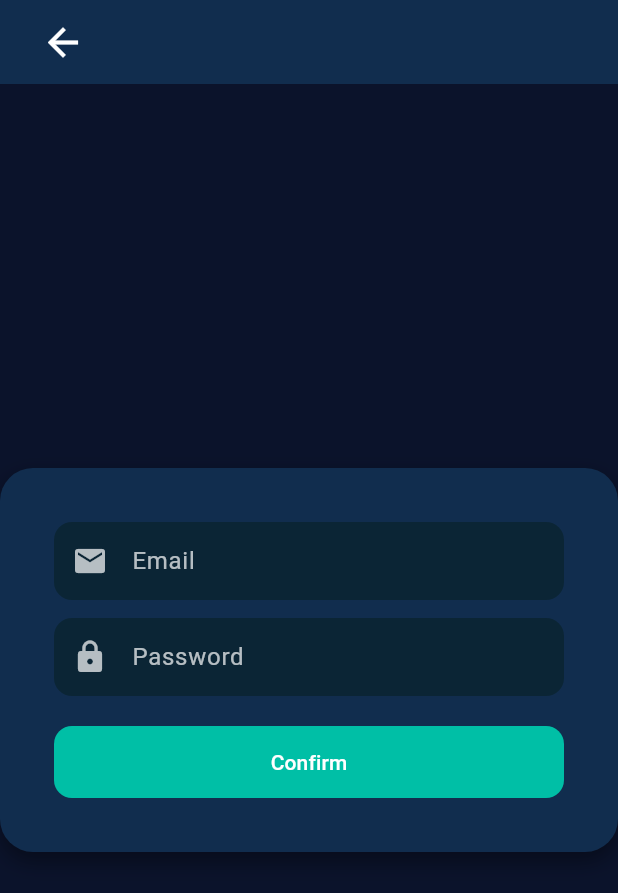
After one commit to Abdullah-Hussein2/flutter_application_1, a Flutter app: the screen it shows after launch, after a tap on "Login Page", on a phone screen of 412 x 824 dp. The commit adds this screen. Shown: the top 893 px of the screen. Run offline on Flutter 3.47's test engine with Material 3 defaults, Android fonts, the phone set to English and light mode, and no system bars; network calls fail.

Commit message:
Add LoginPage and update navigation in MyApp; modify Toters button labels for clarity

```diff
--- /dev/null
+++ b/lib/loginpage.dart
@@ -0,0 +1,127 @@
+  // ...existing code...
+  import 'package:flutter/material.dart';
+  import 'package:flutter_application_1/main.dart';
+  import 'main.dart';
+
+
+  class LoginPage extends StatefulWidget {
+    LoginPage({super.key});
+
+    @override
+    State<LoginPage> createState() => _LoginPageState();
+  }
+
+  class _LoginPageState extends State<LoginPage> {
+    @override
+    Widget build(BuildContext context) {
+      TextEditingController username = TextEditingController();
+      TextEditingController pass = TextEditingController();
+
+      return Scaffold(
+        backgroundColor:  Color(0xFF0B132B),
+        appBar: AppBar( backgroundColor: Color(0xFF112D4E),
+          leading:  Container(
+            width: 29,
+            height: 30,
+            child: Padding(
+              padding: EdgeInsets.all(10),
+              child: FilledButton.icon(
+              style: FilledButton.styleFrom(
+                iconSize: 30,
+              backgroundColor: Color(0xFF112D4E),
+              shape: RoundedRectangleBorder(borderRadius: BorderRadius.circular(8)),
+                ),
+              onPressed: () => Navigator.of(context).maybePop(),
+              icon: Icon(Icons.arrow_back, color: Colors.white),
+              label: SizedBox.shrink(),
+
+
+              ),
+
+            ),
+          ),
+          leadingWidth: 100  ,
+        ),
+        body: Container(
+          color: Colors.transparent,
+          child: Center(
+            child: Container(
+              padding:  EdgeInsets.all(16),
+              decoration: BoxDecoration(
+                color:  Color(0xFF112D4E), // card color
+                borderRadius: BorderRadius.circular(22),
+                boxShadow: [
+                  BoxShadow(
+                    color: Colors.black.withOpacity(0.4),
+                    blurRadius: 12,
+                    offset:  Offset(0, 6),
+                  ),
+                ],
+              ),
+              child: ListView(
+                shrinkWrap: true,
+                padding:  EdgeInsets.all(20),
+                children: [
+                  TextFormField(
+                    controller: username,
+                    style:  TextStyle(color: Colors.white),
+                    decoration: InputDecoration(
+                      prefixIcon:  Icon(Icons.email, color: Colors.white70),
+                      hintText: "Enter your email",
+                      hintStyle: TextStyle(color: Colors.white70.withOpacity(0.8)),
+                      labelText: "Email",
+                      labelStyle:  TextStyle(color: Colors.white70),
+                      filled: true,
+                      fillColor:  Color(0xFF0B2535), // input fill
+                      contentPadding:  EdgeInsets.symmetric(vertical: 14, horizontal: 16),
+                      border: OutlineInputBorder(
+                        borderRadius: BorderRadius.circular(12),
+                        borderSide: BorderSide.none,
+                      ),
+                    ),
+                  ),
+                  SizedBox(height: 12),
+                  TextFormField(
+                    controller: pass,
+                    obscureText: true,
+                    style:  TextStyle(color: Colors.white),
+                    decoration: InputDecoration(
+                      prefixIcon:  Icon(Icons.lock, color: Colors.white70),
+                      hintText: "Enter your Password",
+                      hintStyle: TextStyle(color: Colors.white70.withOpacity(0.8)),
+                      labelText: "Password",
+                      labelStyle:  TextStyle(color: Colors.white70),
+                      filled: true,
+                      fillColor:  Color(0xFF0B2535),
+                      contentPadding:  EdgeInsets.symmetric(vertical: 14, horizontal: 16),
+                      border: OutlineInputBorder(
+                        borderRadius: BorderRadius.circular(12),
+                        borderSide: BorderSide.none,
+                      ),
+                    ),
+                  ),
+                  SizedBox(height: 20),
+                  FilledButton(
+                    style: FilledButton.styleFrom(
+                      backgroundColor:  Color(0xFF00BFA6), // accent teal
+                      foregroundColor: Colors.white,
+                      padding:  EdgeInsets.symmetric(vertical: 14),
+                      shape: RoundedRectangleBorder(
+                        borderRadius: BorderRadius.circular(12),
+                      ),
+                    ),
+                    onPressed: () {
+                      Navigator.push(
+                      context,
+                      MaterialPageRoute<void>(builder: (context) => MyApp()));
+                    },
+                    child:  Text("Confirm"),
+                  ),
+                ],
+              ),
+            ),
+          ),
+        ),
+      );
+    }
+  }
--- a/lib/main.dart
+++ b/lib/main.dart
@@ -1,6 +1,7 @@
 import 'package:flutter/material.dart';
 import 'package:flutter_application_1/messengermain.dart';
 import 'secPage.dart';
+import 'loginpage.dart';
 import 'toters.dart';
 
 void main() {
@@ -73,24 +74,24 @@ class _MyAppState extends State<MyApp> {
               ),
               ElevatedButton.icon(
                 icon: Icon(Icons.wallet),
-                label: Text('Calc'),
+                label: Text('Toters'),
                 onPressed: () {
                   Navigator.push(
                     context,
                     MaterialPageRoute<void>(
-                      builder: (context) => const SecPage(),
+                      builder: (context) =>  Toters(),
                     ),
                   );
                 },
               ),
               ElevatedButton.icon(
-                icon: Icon(Icons.food_bank),
-                label: Text('Toterss'),
+                icon: Icon(Icons.login),
+                label: Text('Login Page'),
                 onPressed: () {
                   Navigator.push(
                     context,
                     MaterialPageRoute<void>(
-                      builder: (context) => const Toters(),
+                      builder: (context) =>  LoginPage(),
                     ),
                   );
                 },
```
Also changed, not shown: lib/toters.dart (+199 -28 lines).
